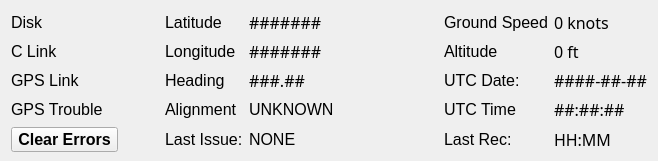
Before: the Qt Designer form flightindicators.ui in nasa-jpl/FlightView, drawn with Qt 5.
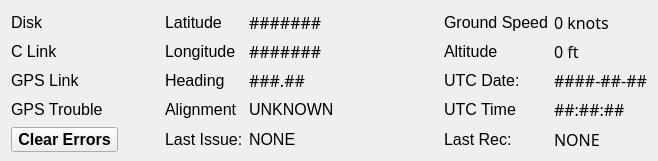
After: the same form once the commit is applied. Custom widgets are drawn as their Qt base class.

What changed in the file:
```diff
--- a/flightindicators.ui
+++ b/flightindicators.ui
@@ -407,7 +407,7 @@
       </font>
      </property>
      <property name="text">
-      <string>HH:MM</string>
+      <string>NONE</string>
      </property>
     </widget>
    </item>
```
